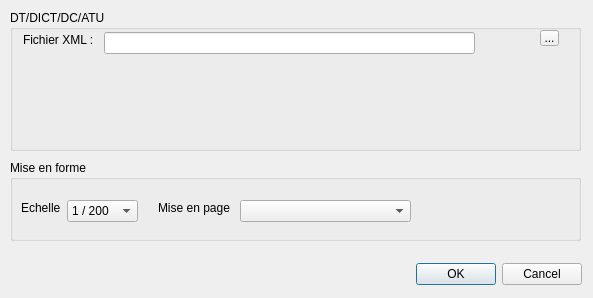
Old version of the form DICT_dialog_base.ui in the repository jmarsac/DICT.
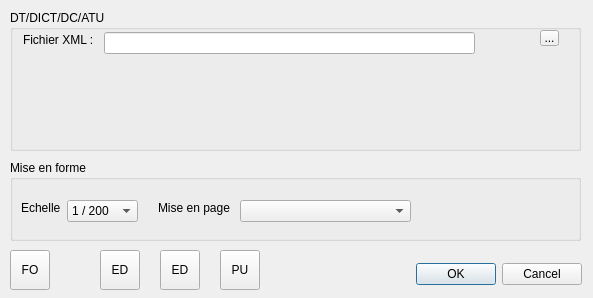
New version of the form. Icons and pictures are not drawn.

Commit message: Add tool buttons and associated icons

What changed in the file:
```diff
--- a/DICT_dialog_base.ui
+++ b/DICT_dialog_base.ui
@@ -264,6 +264,110 @@
     </item>
    </widget>
   </widget>
+  <widget class="QToolButton" name="toolButtonPlaceFolio">
+   <property name="geometry">
+    <rect>
+     <x>10</x>
+     <y>250</y>
+     <width>40</width>
+     <height>40</height>
+    </rect>
+   </property>
+   <property name="toolTip">
+    <string>Placer folio</string>
+   </property>
+   <property name="text">
+    <string>FO</string>
+   </property>
+   <property name="icon">
+    <iconset>
+     <normaloff>icon_folio.png</normaloff>icon_folio.png</iconset>
+   </property>
+   <property name="iconSize">
+    <size>
+     <width>32</width>
+     <height>32</height>
+    </size>
+   </property>
+  </widget>
+  <widget class="QToolButton" name="toolButtonEditForm">
+   <property name="geometry">
+    <rect>
+     <x>160</x>
+     <y>250</y>
+     <width>40</width>
+     <height>40</height>
+    </rect>
+   </property>
+   <property name="toolTip">
+    <string>&lt;p&gt;Editer le formulaire Cerfa&lt;/p&gt;</string>
+   </property>
+   <property name="text">
+    <string>ED</string>
+   </property>
+   <property name="icon">
+    <iconset>
+     <normaloff>icon_form_cerfa.png</normaloff>icon_form_cerfa.png</iconset>
+   </property>
+   <property name="iconSize">
+    <size>
+     <width>32</width>
+     <height>32</height>
+    </size>
+   </property>
+  </widget>
+  <widget class="QToolButton" name="toolButtonCleanCanvas">
+   <property name="geometry">
+    <rect>
+     <x>220</x>
+     <y>250</y>
+     <width>40</width>
+     <height>40</height>
+    </rect>
+   </property>
+   <property name="toolTip">
+    <string>&lt;p&gt;Purger&lt;/p&gt;</string>
+   </property>
+   <property name="text">
+    <string>PU</string>
+   </property>
+   <property name="icon">
+    <iconset>
+     <normaloff>icon_purge.png</normaloff>icon_purge.png</iconset>
+   </property>
+   <property name="iconSize">
+    <size>
+     <width>32</width>
+     <height>32</height>
+    </size>
+   </property>
+  </widget>
+  <widget class="QToolButton" name="toolButtonCreateMaps">
+   <property name="geometry">
+    <rect>
+     <x>100</x>
+     <y>250</y>
+     <width>40</width>
+     <height>40</height>
+    </rect>
+   </property>
+   <property name="toolTip">
+    <string>&lt;p&gt;Créer plans PDF&lt;/p&gt;</string>
+   </property>
+   <property name="text">
+    <string>ED</string>
+   </property>
+   <property name="icon">
+    <iconset>
+     <normaloff>icon_maps.png</normaloff>icon_maps.png</iconset>
+   </property>
+   <property name="iconSize">
+    <size>
+     <width>32</width>
+     <height>32</height>
+    </size>
+   </property>
+  </widget>
  </widget>
  <tabstops>
   <tabstop>lineEdit</tabstop>
```
The commit also changes 5 other files.
